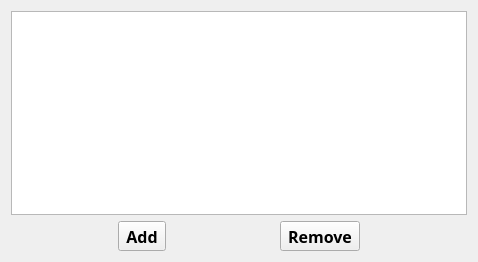
Qt form events/EventsListWIdget.ui (CURTLab/LVGLBuilder) before a commit.
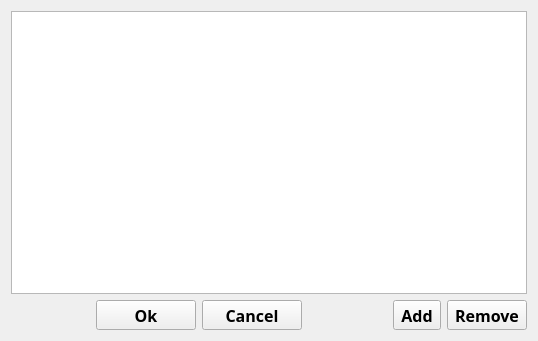
The same form after that commit.

Commit message: Added event system, needs to be improved

```diff
--- a/events/EventsListWIdget.ui
+++ b/events/EventsListWIdget.ui
@@ -6,8 +6,8 @@
    <rect>
     <x>0</x>
     <y>0</y>
-    <width>478</width>
-    <height>262</height>
+    <width>538</width>
+    <height>341</height>
    </rect>
   </property>
   <property name="minimumSize">
@@ -25,6 +25,61 @@
    </item>
    <item>
     <layout class="QHBoxLayout" name="horizontalLayout">
+     <item>
+      <spacer name="horizontalSpacer_3">
+       <property name="orientation">
+        <enum>Qt::Horizontal</enum>
+       </property>
+       <property name="sizeHint" stdset="0">
+        <size>
+         <width>40</width>
+         <height>20</height>
+        </size>
+       </property>
+      </spacer>
+     </item>
+     <item>
+      <widget class="QToolButton" name="ok">
+       <property name="minimumSize">
+        <size>
+         <width>100</width>
+         <height>30</height>
+        </size>
+       </property>
+       <property name="font">
+        <font>
+         <family>Arial Black</family>
+         <pointsize>12</pointsize>
+         <weight>75</weight>
+         <bold>true</bold>
+        </font>
+       </property>
+       <property name="text">
+        <string>Ok</string>
+       </property>
+      </widget>
+     </item>
+     <item>
+      <widget class="QToolButton" name="cancel">
+       <property name="minimumSize">
+        <size>
+         <width>100</width>
+         <height>30</height>
+        </size>
+       </property>
+       <property name="font">
+        <font>
+         <family>Arial Black</family>
+         <pointsize>12</pointsize>
+         <weight>75</weight>
+         <bold>true</bold>
+        </font>
+       </property>
+       <property name="text">
+        <string>Cancel</string>
+       </property>
+      </widget>
+     </item>
      <item>
       <spacer name="horizontalSpacer">
        <property name="orientation">
@@ -57,20 +112,13 @@
        <property name="text">
         <string>Add</string>
        </property>
-      </widget>
-     </item>
-     <item>
-      <spacer name="horizontalSpacer_2">
-       <property name="orientation">
-        <enum>Qt::Horizontal</enum>
-       </property>
-       <property name="sizeHint" stdset="0">
+       <property name="iconSize">
         <size>
-         <width>40</width>
-         <height>20</height>
+         <width>22</width>
+         <height>22</height>
         </size>
        </property>
-      </spacer>
+      </widget>
      </item>
      <item>
       <widget class="QToolButton" name="toolButton_2">
@@ -85,20 +133,13 @@
        <property name="text">
         <string>Remove</string>
        </property>
-      </widget>
-     </item>
-     <item>
-      <spacer name="horizontalSpacer_3">
-       <property name="orientation">
-        <enum>Qt::Horizontal</enum>
-       </property>
-       <property name="sizeHint" stdset="0">
+       <property name="iconSize">
         <size>
-         <width>40</width>
-         <height>20</height>
+         <width>22</width>
+         <height>22</height>
         </size>
        </property>
-      </spacer>
+      </widget>
      </item>
     </layout>
    </item>
```
Left out of the diff: 4 changed lines with no effect on the pictures. The commit also changes 97 other files.
